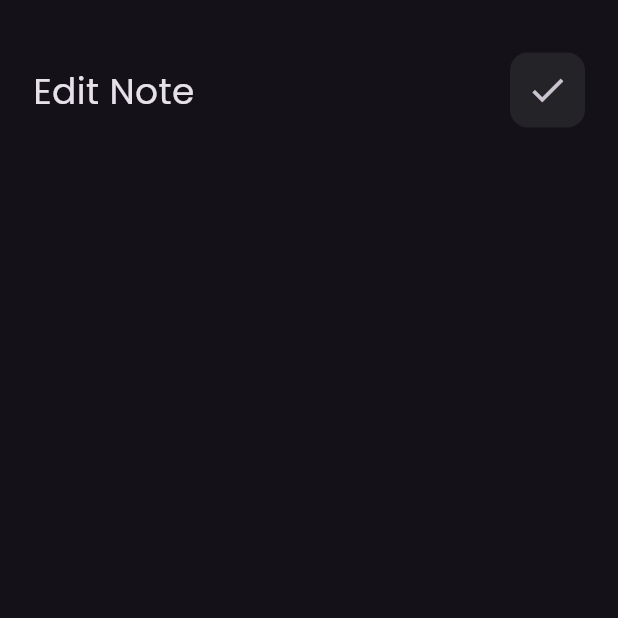
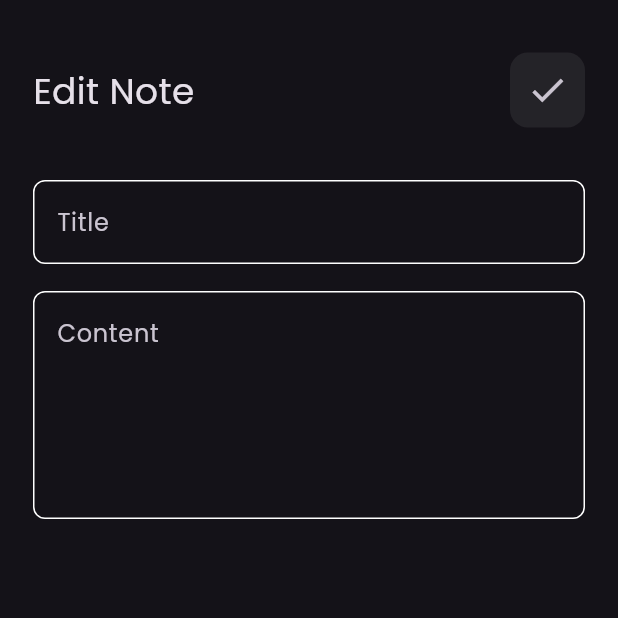
Before and after one commit to Benraouf93/note_app, a Flutter app: the EditNoteView screen opened directly, on a phone screen of 412 x 824 dp, the top half of it. Run offline on Flutter 3.47's test engine with Material 3 defaults, Android fonts, the phone set to English and light mode, and no system bars; our stand-ins replace font_awesome_flutter.

Commit message:
edit note view UI done

```diff
--- a/lib/views/widgets/edit_view_body.dart
+++ b/lib/views/widgets/edit_view_body.dart
@@ -1,6 +1,7 @@
 import 'package:flutter/material.dart';
 
 import 'custom_app_bar.dart';
+import 'custom_textfiled.dart';
 
 class EditNoteViewBody extends StatelessWidget {
   const EditNoteViewBody({super.key});
@@ -13,6 +14,10 @@ class EditNoteViewBody extends StatelessWidget {
         children: [
           SizedBox(height: 35),
           CustomAppBar(title: 'Edit Note', icon: Icons.check),
+          SizedBox(height: 35),
+          CustomTextFiled(hint: 'Title'),
+          SizedBox(height: 18),
+          CustomTextFiled(hint: 'Content', maxLines: 5),
         ],
       ),
     );
```
